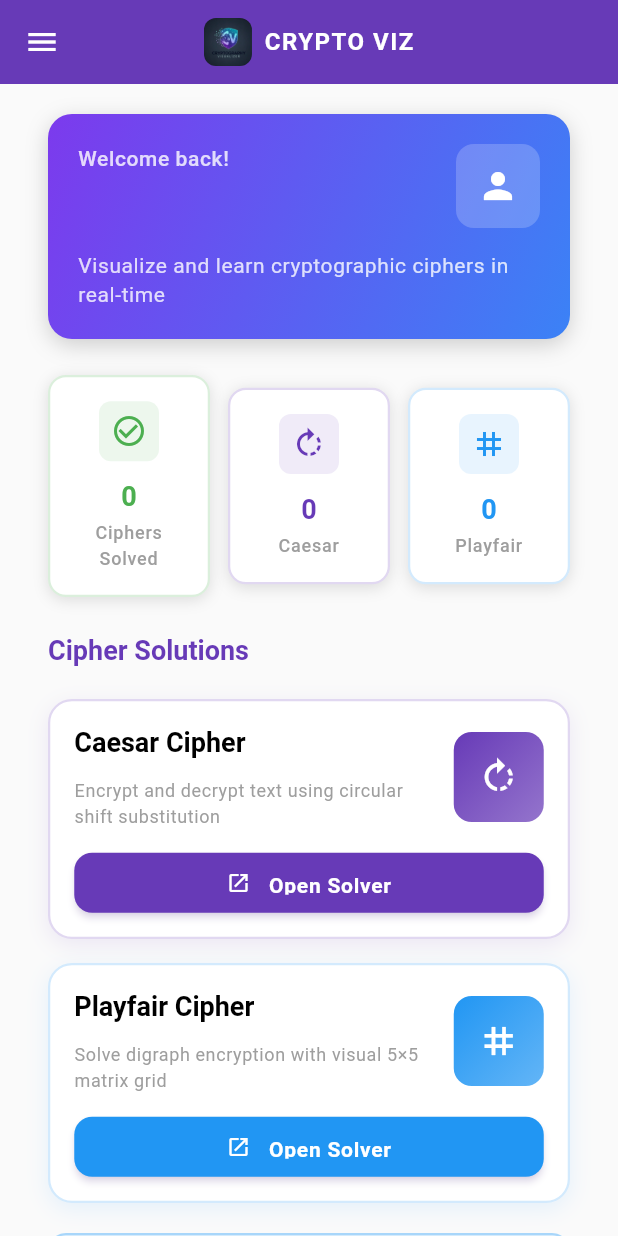
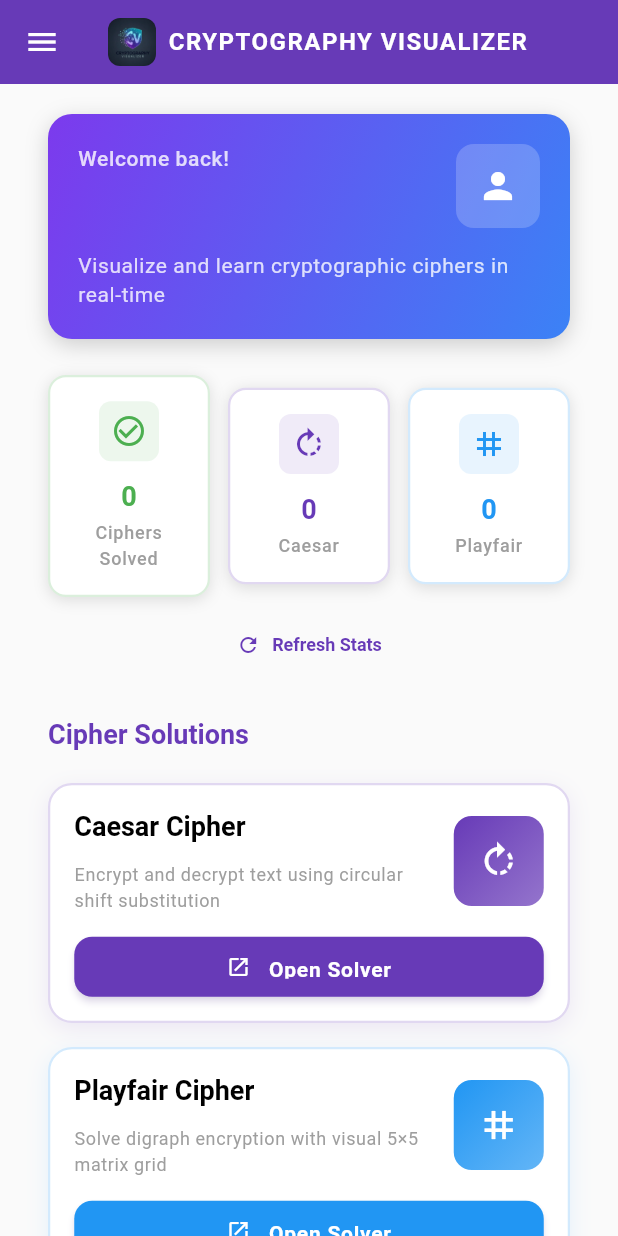
Before and after one commit to yakshit0511/cryptography-visualizer-mad, a Flutter app: the HomeScreen screen opened by its route, on a phone screen of 412 x 824 dp. Run offline on Flutter 3.47's test engine with Material 3 defaults, Android fonts, the phone set to English and light mode, and no system bars; our stand-ins replace cloud_firestore, firebase_auth, firebase_core, shared_preferences; accounts and stored records are empty.

```diff
--- a/lib/screens/home/home_screen.dart
+++ b/lib/screens/home/home_screen.dart
@@ -19,12 +19,6 @@ class _HomeScreenState extends State<HomeScreen> {
   void initState() {
     super.initState();
     _loadUserData();
-
-    // Listen to cipher provider for automatic updates
-    WidgetsBinding.instance.addPostFrameCallback((_) {
-      final cipherProvider = Provider.of<CipherProvider>(context, listen: false);
-      cipherProvider.loadCipherHistory();
-    });
   }
 
   @override
@@ -86,7 +80,7 @@ class _HomeScreenState extends State<HomeScreen> {
             // Title Text - Shortened
             Flexible(
               child: Text(
-                'CRYPTO VIZ',
+                'CRYPTOGRAPHY VISUALIZER',
                 style: TextStyle(
                   fontSize: isMobile ? 16 : 18,
                   fontWeight: FontWeight.bold,
@@ -235,7 +229,34 @@ class _HomeScreenState extends State<HomeScreen> {
   Widget _buildStatsSection() {
     return Consumer<CipherProvider>(
       builder: (context, cipherProvider, child) {
-        return Row(
+        return Column(
+          children: [
+            // Debug info
+            if (cipherProvider.isLoading)
+              Padding(
+                padding: const EdgeInsets.only(bottom: AppSpacing.md),
+                child: Row(
+                  mainAxisAlignment: MainAxisAlignment.center,
+                  children: [
+                    SizedBox(
+                      width: 16,
+                      height: 16,
+                      child: CircularProgressIndicator(strokeWidth: 2),
+                    ),
+                    SizedBox(width: AppSpacing.sm),
+                    Text('Loading history...', style: TextStyle(fontSize: 12)),
+                  ],
+                ),
+              ),
+            if (cipherProvider.error != null)
+              Padding(
+                padding: const EdgeInsets.only(bottom: AppSpacing.md),
+                child: Text(
+                  'Error: ${cipherProvider.error}',
+                  style: TextStyle(color: Colors.red, fontSize: 12),
+                ),
+              ),
+            Row(
               children: [
                 Expanded(
                   child: _buildStatCard(
@@ -262,6 +283,18 @@ class _HomeScreenState extends State<HomeScreen> {
                     icon: Icons.grid_3x3_outlined,
                     color: AppColors.secondary,
                   ),
+                ),
+              ],
+            ),
+            // Manual refresh button for debugging
+            SizedBox(height: AppSpacing.sm),
+            TextButton.icon(
+              onPressed: () {
+                print('🔄 Manual refresh requested');
+                cipherProvider.loadCipherHistory();
+              },
+              icon: Icon(Icons.refresh, size: 16),
+              label: Text('Refresh Stats', style: TextStyle(fontSize: 12)),
             ),
           ],
         );
```
Also changed, not shown: lib/providers/cipher_provider.dart (+35 -15 lines), lib/screens/ciphers/caesar_cipher_screen.dart (+9 -12 lines), lib/screens/ciphers/playfair_cipher_screen.dart (+44 -15 lines), 1 other file. Lines whose indentation alone changed are shown as unchanged.
